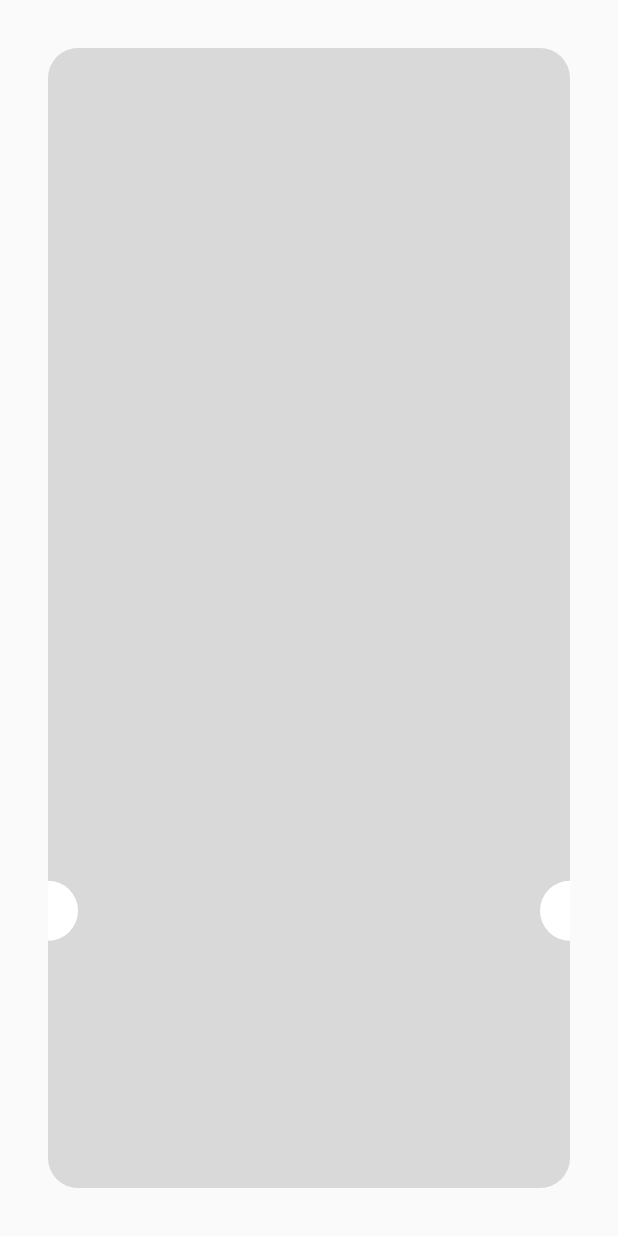
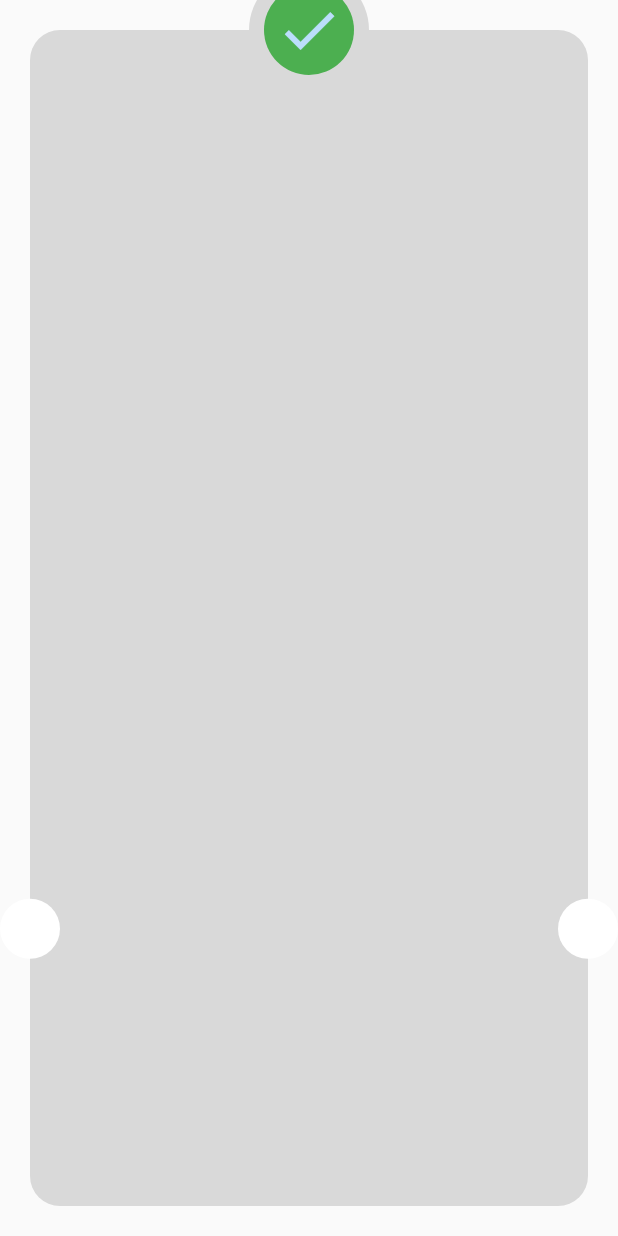
Before and after one commit to MeDoRa0/checkout_payment, a Flutter app: the PaymentDoneView screen opened directly, on a phone screen of 412 x 824 dp. Run offline on Flutter 3.47's test engine with Material 2 defaults, Android fonts, the phone set to English and light mode, and no system bars; our stand-ins replace flutter_credit_card, flutter_svg.

Commit message:
custom shaped container

```diff
--- a/lib/features/checkout/presentation/views/widgets/payment_done_view_body.dart
+++ b/lib/features/checkout/presentation/views/widgets/payment_done_view_body.dart
@@ -7,8 +7,10 @@ class PaymentDoneViewBody extends StatelessWidget {
   Widget build(BuildContext context) {
     // Stack widget enable us to put widget on widget
     return Padding(
-      padding: const EdgeInsets.all(32),
+      padding: const EdgeInsets.all(20),
       child: Stack(
+        //this code prevent clip
+        clipBehavior: Clip.none,
         children: [
           Container(
             decoration: ShapeDecoration(
@@ -35,6 +37,23 @@ class PaymentDoneViewBody extends StatelessWidget {
               backgroundColor: Colors.white,
             ),
           ),
+          const Positioned(
+            left: 0,
+            right: 0,
+            top: -40,
+            child: CircleAvatar(
+              radius: 40,
+              backgroundColor: Color(0xFFD9D9D9),
+              child: CircleAvatar(
+                radius: 30,
+                backgroundColor: Colors.green,
+                child: Icon(
+                  Icons.check,
+                  size: 45,
+                ),
+              ),
+            ),
+          ),
         ],
       ),
     );
```
Also changed, not shown: 1 other file.
